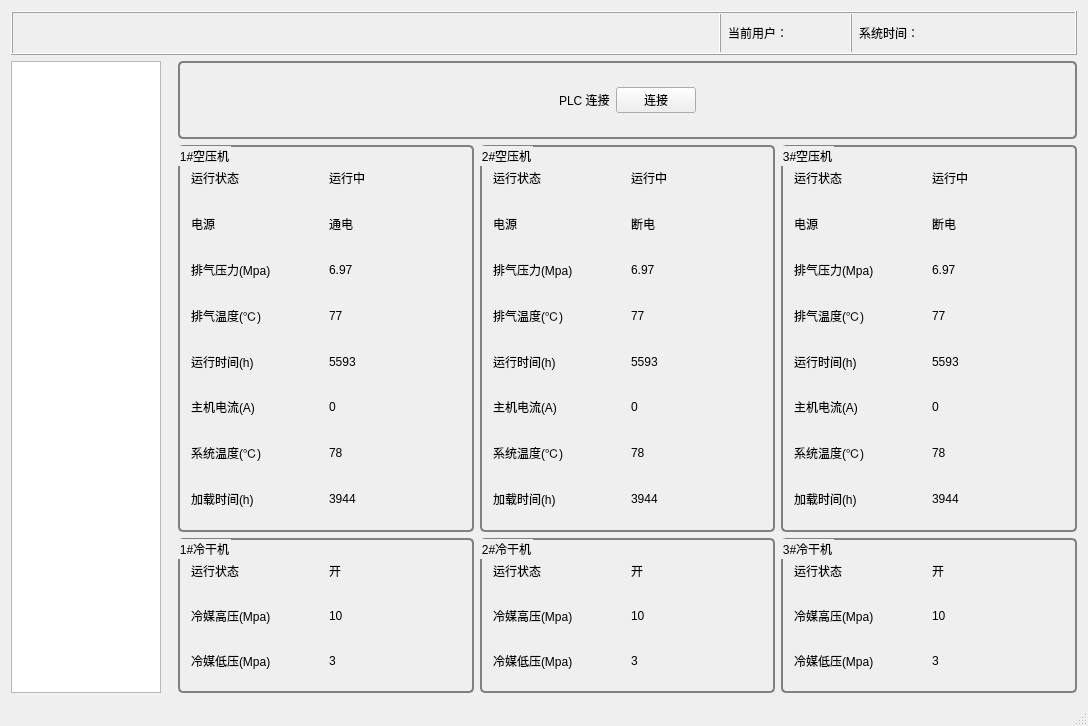
The window that mainwindow.ui (happyzxx1988/CHControlSystem) describes before a commit, drawn with Qt 5.
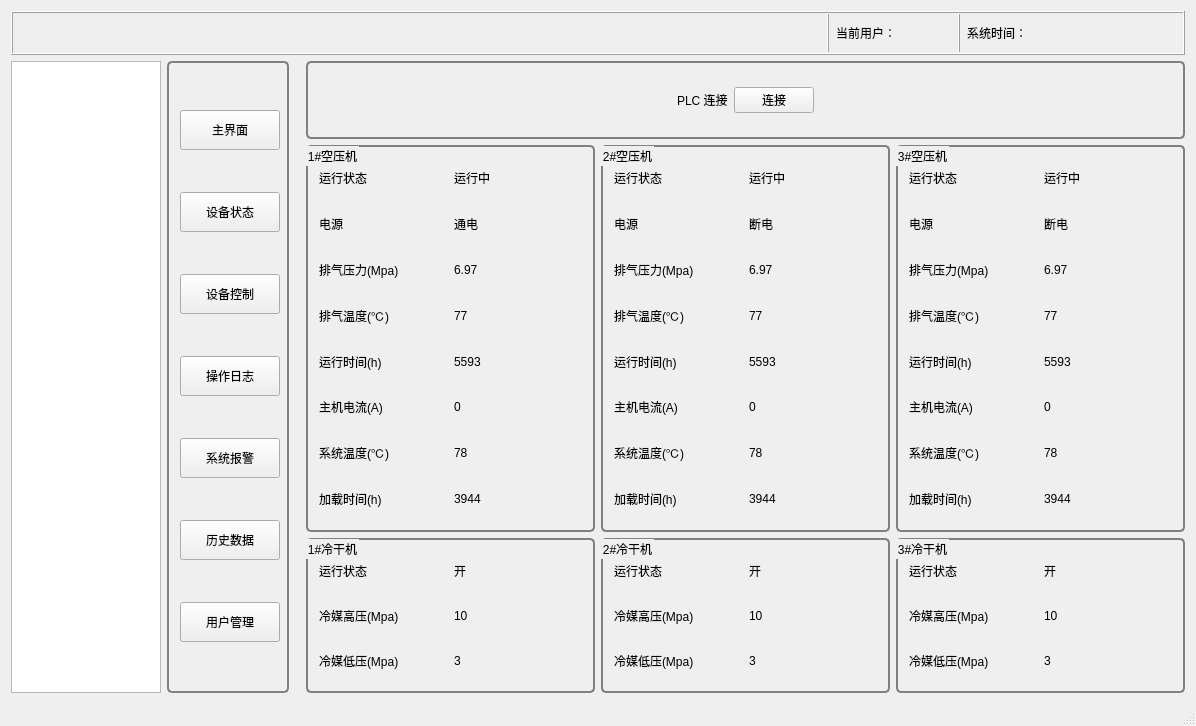
The same window after the commit. Icons and pictures are not drawn. Custom widgets are drawn as their Qt base class.

Commit message: 删除本地日志记录文件，修改tree导航菜单，此菜单在windows7下，没问题，在windows10下。setData函数加载有问题，换成一系列 按钮。

Patch:
```diff
--- a/mainwindow.ui
+++ b/mainwindow.ui
@@ -6,7 +6,7 @@
    <rect>
     <x>0</x>
     <y>0</y>
-    <width>1088</width>
+    <width>1188</width>
     <height>726</height>
    </rect>
   </property>
@@ -278,7 +278,7 @@
      </widget>
     </item>
     <item>
-     <layout class="QHBoxLayout" name="horizontalLayout" stretch="0,0">
+     <layout class="QHBoxLayout" name="horizontalLayout">
       <item>
        <widget class="NavListView" name="listView">
         <property name="minimumSize">
@@ -298,6 +298,160 @@
         </property>
        </widget>
       </item>
+      <item>
+       <widget class="QGroupBox" name="groupBox_26">
+        <property name="minimumSize">
+         <size>
+          <width>122</width>
+          <height>0</height>
+         </size>
+        </property>
+        <property name="maximumSize">
+         <size>
+          <width>122</width>
+          <height>16777215</height>
+         </size>
+        </property>
+        <property name="title">
+         <string/>
+        </property>
+        <layout class="QGridLayout" name="gridLayout_21">
+         <item row="0" column="0">
+          <widget class="QPushButton" name="pushButton">
+           <property name="minimumSize">
+            <size>
+             <width>100</width>
+             <height>40</height>
+            </size>
+           </property>
+           <property name="maximumSize">
+            <size>
+             <width>100</width>
+             <height>40</height>
+            </size>
+           </property>
+           <property name="text">
+            <string>主界面</string>
+           </property>
+          </widget>
+         </item>
+         <item row="1" column="0">
+          <widget class="QPushButton" name="pushButton_2">
+           <property name="minimumSize">
+            <size>
+             <width>100</width>
+             <height>40</height>
+            </size>
+           </property>
+           <property name="maximumSize">
+            <size>
+             <width>100</width>
+             <height>40</height>
+            </size>
+           </property>
+           <property name="text">
+            <string>设备状态</string>
+           </property>
+          </widget>
+         </item>
+         <item row="2" column="0">
+          <widget class="QPushButton" name="pushButton_3">
+           <property name="minimumSize">
+            <size>
+             <width>100</width>
+             <height>40</height>
+            </size>
+           </property>
+           <property name="maximumSize">
+            <size>
+             <width>100</width>
+             <height>40</height>
+            </size>
+           </property>
+           <property name="text">
+            <string>设备控制</string>
+           </property>
+          </widget>
+         </item>
+         <item row="3" column="0">
+          <widget class="QPushButton" name="pushButton_4">
+           <property name="minimumSize">
+            <size>
+             <width>100</width>
+             <height>40</height>
+            </size>
+           </property>
+           <property name="maximumSize">
+            <size>
+             <width>100</width>
+             <height>40</height>
+            </size>
+           </property>
+           <property name="text">
+            <string>操作日志</string>
+           </property>
+          </widget>
+         </item>
+         <item row="4" column="0">
+          <widget class="QPushButton" name="pushButton_5">
+           <property name="minimumSize">
+            <size>
+             <width>100</width>
+             <height>40</height>
+            </size>
+           </property>
+           <property name="maximumSize">
+            <size>
+             <width>100</width>
+             <height>40</height>
+            </size>
+           </property>
+           <property name="text">
+            <string>系统报警</string>
+           </property>
+          </widget>
+         </item>
+         <item row="5" column="0">
+          <widget class="QPushButton" name="pushButton_6">
+           <property name="minimumSize">
+            <size>
+             <width>100</width>
+             <height>40</height>
+            </size>
+           </property>
+           <property name="maximumSize">
+            <size>
+             <width>100</width>
+             <height>40</height>
+            </size>
+           </property>
+           <property name="text">
+            <string>历史数据</string>
+           </property>
+          </widget>
+         </item>
+         <item row="6" column="0">
+          <widget class="QPushButton" name="pushButton_7">
+           <property name="minimumSize">
+            <size>
+             <width>100</width>
+             <height>40</height>
+            </size>
+           </property>
+           <property name="maximumSize">
+            <size>
+             <width>100</width>
+             <height>40</height>
+            </size>
+           </property>
+           <property name="text">
+            <string>用户管理</string>
+           </property>
+          </widget>
+         </item>
+        </layout>
+       </widget>
+      </item>
       <item>
        <widget class="QStackedWidget" name="stackedWidget">
         <property name="styleSheet">
```
The commit also changes 7 other files.
